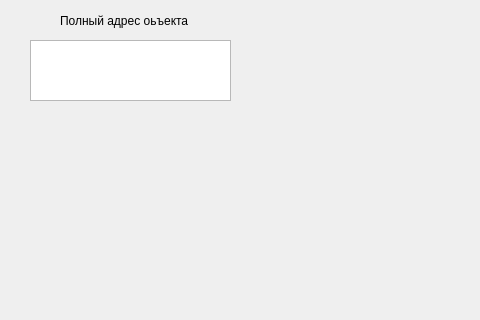
The window that main_form.ui (olejik-web/Mars-API) describes before a commit, drawn with Qt 5; both pictures show x 0 to 480 and y 0 to 320 of the 797 by 704 pixel window.
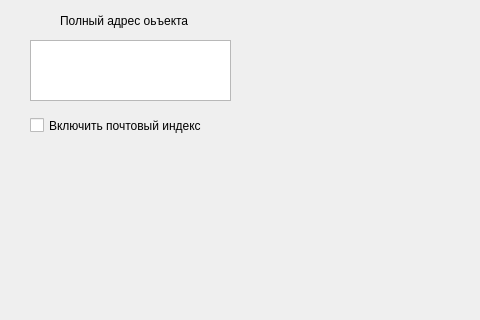
The same window after the commit.

What changed in the file:
```diff
--- a/main_form.ui
+++ b/main_form.ui
@@ -157,6 +157,19 @@
     <string>Полный адрес оьъекта</string>
    </property>
   </widget>
+  <widget class="QCheckBox" name="checkBox">
+   <property name="geometry">
+    <rect>
+     <x>30</x>
+     <y>110</y>
+     <width>201</width>
+     <height>31</height>
+    </rect>
+   </property>
+   <property name="text">
+    <string>Включить почтовый индекс</string>
+   </property>
+  </widget>
  </widget>
  <resources/>
  <connections/>
```
